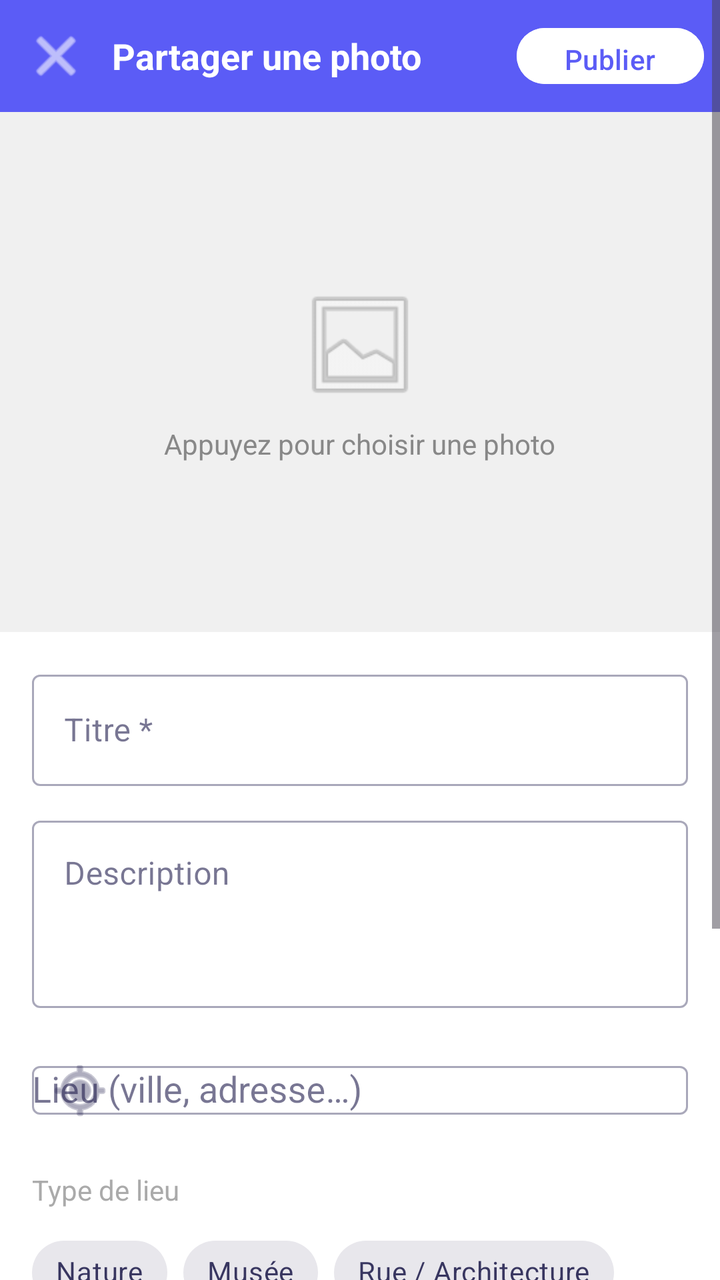
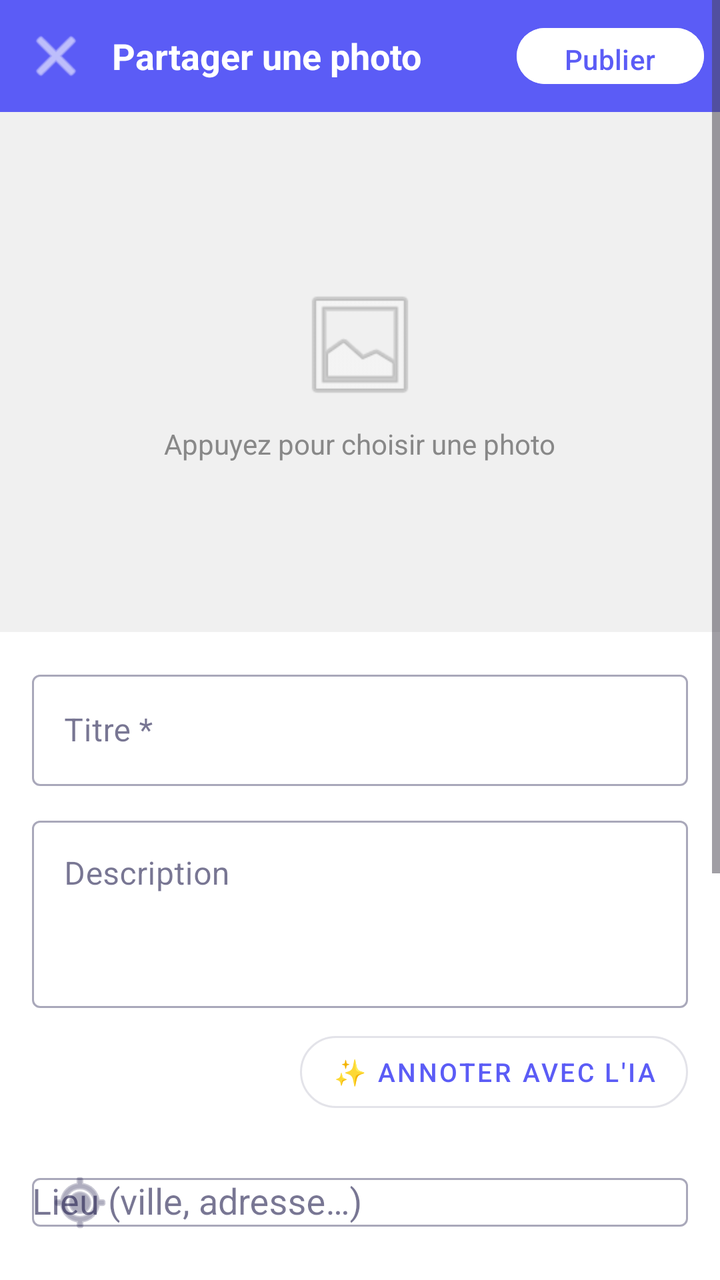

Before-and-after screenshots of an Android layout around one commit, followed by the original layout XML and the change that was made.
<!-- AndroidManifest.xml: application theme Theme.Traveling -->
<!-- res/layout/fragment_share_photo.xml -->
<?xml version="1.0" encoding="utf-8"?>
<ScrollView xmlns:android="http://schemas.android.com/apk/res/android"
    xmlns:app="http://schemas.android.com/apk/res-auto"
    android:layout_width="match_parent"
    android:layout_height="match_parent"
    android:background="@android:color/white">

    <LinearLayout
        android:layout_width="match_parent"
        android:layout_height="wrap_content"
        android:orientation="vertical">

        
        <LinearLayout
            android:layout_width="match_parent"
            android:layout_height="56dp"
            android:orientation="horizontal"
            android:gravity="center_vertical"
            android:paddingHorizontal="8dp"
            android:background="?attr/colorPrimary">

            <ImageButton
                android:id="@+id/btn_back"
                android:layout_width="40dp"
                android:layout_height="40dp"
                android:src="@android:drawable/ic_menu_close_clear_cancel"
                android:background="?attr/selectableItemBackgroundBorderless"
                android:tint="@android:color/white"
                android:contentDescription="Retour" />

            <TextView
                android:layout_width="0dp"
                android:layout_height="wrap_content"
                android:layout_weight="1"
                android:layout_marginStart="8dp"
                android:text="Partager une photo"
                android:textSize="18sp"
                android:textStyle="bold"
                android:textColor="@android:color/white" />

            <com.google.android.material.button.MaterialButton
                android:id="@+id/btn_publish"
                android:layout_width="wrap_content"
                android:layout_height="36dp"
                android:text="Publier"
                android:textSize="14sp"
                android:backgroundTint="@android:color/white"
                android:textColor="?attr/colorPrimary"
                app:cornerRadius="18dp" />

        </LinearLayout>

        
        <FrameLayout
            android:id="@+id/photo_picker_zone"
            android:layout_width="match_parent"
            android:layout_height="260dp"
            android:background="#F0F0F0"
            android:clickable="true"
            android:focusable="true">

            <ImageView
                android:id="@+id/iv_preview"
                android:layout_width="match_parent"
                android:layout_height="match_parent"
                android:scaleType="centerCrop"
                android:visibility="gone" />

            <LinearLayout
                android:id="@+id/pick_placeholder"
                android:layout_width="wrap_content"
                android:layout_height="wrap_content"
                android:layout_gravity="center"
                android:orientation="vertical"
                android:gravity="center">

                <ImageView
                    android:layout_width="64dp"
                    android:layout_height="64dp"
                    android:src="@android:drawable/ic_menu_gallery"
                    android:alpha="0.4" />

                <TextView
                    android:layout_width="wrap_content"
                    android:layout_height="wrap_content"
                    android:layout_marginTop="8dp"
                    android:text="Appuyez pour choisir une photo"
                    android:textColor="#888888"
                    android:textSize="14sp" />

            </LinearLayout>

        </FrameLayout>

        
        <LinearLayout
            android:layout_width="match_parent"
            android:layout_height="wrap_content"
            android:orientation="vertical"
            android:padding="16dp">

            
            <com.google.android.material.textfield.TextInputLayout
                android:layout_width="match_parent"
                android:layout_height="wrap_content"
                android:layout_marginBottom="12dp"
                android:hint="Titre *"
                style="@style/Widget.MaterialComponents.TextInputLayout.OutlinedBox">

                <com.google.android.material.textfield.TextInputEditText
                    android:id="@+id/et_title"
                    android:layout_width="match_parent"
                    android:layout_height="wrap_content"
                    android:inputType="textCapSentences"
                    android:maxLength="80"
                    android:imeOptions="actionNext" />

            </com.google.android.material.textfield.TextInputLayout>

            
            <com.google.android.material.textfield.TextInputLayout
                android:layout_width="match_parent"
                android:layout_height="wrap_content"
                android:layout_marginBottom="12dp"
                android:hint="Description"
                style="@style/Widget.MaterialComponents.TextInputLayout.OutlinedBox">

                <com.google.android.material.textfield.TextInputEditText
                    android:id="@+id/et_description"
                    android:layout_width="match_parent"
                    android:layout_height="wrap_content"
                    android:inputType="textMultiLine|textCapSentences"
                    android:minLines="3"
                    android:maxLines="6"
                    android:gravity="top" />

            </com.google.android.material.textfield.TextInputLayout>

            
            <com.google.android.material.textfield.TextInputLayout
                android:layout_width="match_parent"
                android:layout_height="wrap_content"
                android:layout_marginBottom="16dp"
                android:hint="Lieu (ville, adresse…)"
                style="@style/Widget.MaterialComponents.TextInputLayout.OutlinedBox"
                app:startIconDrawable="@android:drawable/ic_menu_mylocation">

                <AutoCompleteTextView
                    android:id="@+id/et_location"
                    android:layout_width="match_parent"
                    android:layout_height="wrap_content"
                    android:inputType="textCapWords"
                    android:imeOptions="actionDone"
                    android:completionThreshold="2" />

            </com.google.android.material.textfield.TextInputLayout>

            
            <TextView
                android:layout_width="wrap_content"
                android:layout_height="wrap_content"
                android:text="Type de lieu"
                android:textSize="14sp"
                android:textColor="@android:color/darker_gray"
                android:layout_marginBottom="8dp" />

            <com.google.android.material.chip.ChipGroup
                android:id="@+id/chip_group_type"
                android:layout_width="match_parent"
                android:layout_height="wrap_content"
                android:layout_marginBottom="16dp"
                app:singleSelection="true"
                app:selectionRequired="false">

                <com.google.android.material.chip.Chip
                    android:id="@+id/chip_nature"
                    android:layout_width="wrap_content"
                    android:layout_height="wrap_content"
                    android:text="Nature"
                    style="@style/Widget.MaterialComponents.Chip.Filter" />

                <com.google.android.material.chip.Chip
                    android:id="@+id/chip_musee"
                    android:layout_width="wrap_content"
                    android:layout_height="wrap_content"
                    android:text="Musée"
                    style="@style/Widget.MaterialComponents.Chip.Filter" />

                <com.google.android.material.chip.Chip
                    android:id="@+id/chip_rue"
                    android:layout_width="wrap_content"
                    android:layout_height="wrap_content"
                    android:text="Rue / Architecture"
                    style="@style/Widget.MaterialComponents.Chip.Filter" />

                <com.google.android.material.chip.Chip
                    android:id="@+id/chip_restaurant"
                    android:layout_width="wrap_content"
                    android:layout_height="wrap_content"
                    android:text="Restaurant"
                    style="@style/Widget.MaterialComponents.Chip.Filter" />

                <com.google.android.material.chip.Chip
                    android:id="@+id/chip_autre"
                    android:layout_width="wrap_content"
                    android:layout_height="wrap_content"
                    android:text="Autre"
                    style="@style/Widget.MaterialComponents.Chip.Filter" />

            </com.google.android.material.chip.ChipGroup>

            
            <LinearLayout
                android:layout_width="match_parent"
                android:layout_height="wrap_content"
                android:orientation="horizontal"
                android:gravity="center_vertical"
                android:layout_marginBottom="16dp">

                <TextView
                    android:layout_width="0dp"
                    android:layout_height="wrap_content"
                    android:layout_weight="1"
                    android:text="Publication publique"
                    android:textSize="15sp" />

                <com.google.android.material.switchmaterial.SwitchMaterial
                    android:id="@+id/switch_public"
                    android:layout_width="wrap_content"
                    android:layout_height="wrap_content"
                    android:checked="true" />

            </LinearLayout>

            
            <TextView
                android:layout_width="wrap_content"
                android:layout_height="wrap_content"
                android:text="Partager aussi dans mes groupes"
                android:textSize="15sp"
                android:textColor="@android:color/black"
                android:layout_marginBottom="8dp" />

            <LinearLayout
                android:id="@+id/layout_group_checkboxes"
                android:layout_width="match_parent"
                android:layout_height="wrap_content"
                android:orientation="vertical"
                android:layout_marginBottom="24dp">

                <TextView
                    android:id="@+id/tv_no_groups"
                    android:layout_width="wrap_content"
                    android:layout_height="wrap_content"
                    android:text="Chargement des groupes..."
                    android:textColor="#999999"
                    android:textSize="13sp" />

            </LinearLayout>

        </LinearLayout>

    </LinearLayout>
</ScrollView>
<!-- resources referenced by this layout -->
<resources>
  <style name="Theme.Traveling" parent="Base.Theme.Traveling" />
  <style name="Base.Theme.Traveling" parent="Theme.Material3.DayNight.NoActionBar">
          <item name="colorPrimary">@color/colorPrimary</item>
          <item name="colorOnPrimary">@color/white</item>
          <item name="colorPrimaryContainer">@color/colorPrimaryLight</item>
          <item name="colorOnPrimaryContainer">@color/colorPrimaryDark</item>
          <item name="android:colorBackground">@color/colorBackground</item>
          <item name="colorSurface">@color/colorSurface</item>
          <item name="colorOnSurface">@color/colorTextPrimary</item>
          <item name="colorError">@color/colorError</item>
          <item name="android:statusBarColor">@color/colorPrimaryDark</item>
          <item name="android:navigationBarColor">@color/colorSurface</item>
      </style>
  <color name="colorPrimary">#FF5B5CF6</color>
  <color name="white">#FFFFFFFF</color>
  <color name="colorPrimaryLight">#FFEEF2FF</color>
  <color name="colorPrimaryDark">#FF4338CA</color>
  <color name="colorBackground">#FFF5F5FF</color>
  <color name="colorSurface">#FFFFFFFF</color>
  <color name="colorTextPrimary">#FF1E1B4B</color>
  <color name="colorError">#FFEF4444</color>
</resources>

<!-- the commit's change to res/layout/fragment_share_photo.xml (unified diff, before → after) -->
@@ -121,7 +121,7 @@
             <com.google.android.material.textfield.TextInputLayout
                 android:layout_width="match_parent"
                 android:layout_height="wrap_content"
-                android:layout_marginBottom="12dp"
+                android:layout_marginBottom="8dp"
                 android:hint="Description"
                 style="@style/Widget.MaterialComponents.TextInputLayout.OutlinedBox">
 
@@ -137,6 +137,18 @@
             </com.google.android.material.textfield.TextInputLayout>
 
             
+            <com.google.android.material.button.MaterialButton
+                android:id="@+id/btn_ai_annotate"
+                android:layout_width="wrap_content"
+                android:layout_height="wrap_content"
+                android:layout_gravity="end"
+                android:layout_marginBottom="12dp"
+                android:text="✨ Annoter avec l'IA"
+                android:textSize="13sp"
+                style="@style/Widget.MaterialComponents.Button.OutlinedButton"
+                app:cornerRadius="20dp" />
+
+            
             <com.google.android.material.textfield.TextInputLayout
                 android:layout_width="match_parent"
                 android:layout_height="wrap_content"
